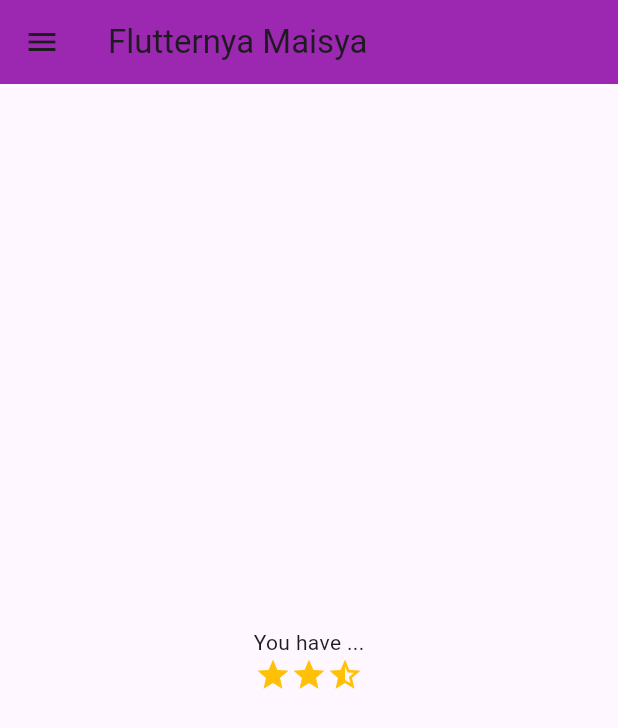
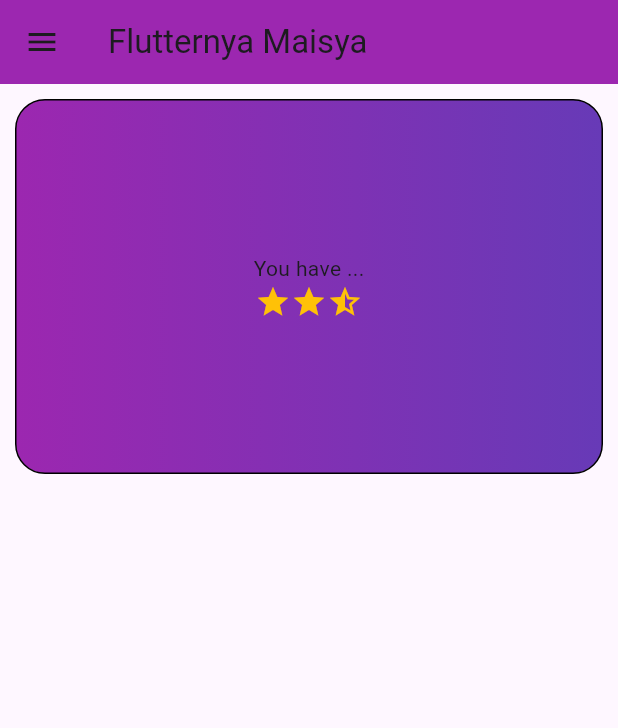
Before and after one commit to maisyadhia/projectsem5, a Flutter app: the screen it shows after launch, on a phone screen of 412 x 824 dp. Shown: the top 728 px of the screen. Run offline on Flutter 3.47's test engine with Material 3 defaults, Android fonts, the phone set to English and light mode, and no system bars.

Commit message:
add styled container to body

```diff
--- a/lib/main.dart
+++ b/lib/main.dart
@@ -12,11 +12,22 @@ class Sib3a extends StatelessWidget {
     return MaterialApp(
       home: Scaffold(
         appBar: AppBar(
-          title: Text('Flutternya Maisya'),
+          title: const Text('Flutternya Maisya'),
           backgroundColor: Colors.purple,
         ),
-        drawer: Drawer(),
-        body: Column(
+        drawer: const Drawer(),
+        body: Container(
+          margin: const EdgeInsets.all(10),
+          padding: const EdgeInsets.all(10),
+          height: 250,
+          decoration: BoxDecoration(
+            gradient: const LinearGradient(
+              colors: [Colors.purple, Colors.deepPurple],
+            ),
+            border: Border.all(color: Colors.black),
+            borderRadius: BorderRadius.circular(20),
+          ),
+          child: const Column(
             mainAxisAlignment: MainAxisAlignment.center,
             children: [
               Text('You have ...'),
@@ -31,6 +42,7 @@ class Sib3a extends StatelessWidget {
             ],
           ),
         ),
+      ),
     );
   }
 }
```
Lines whose indentation alone changed are shown as unchanged.
